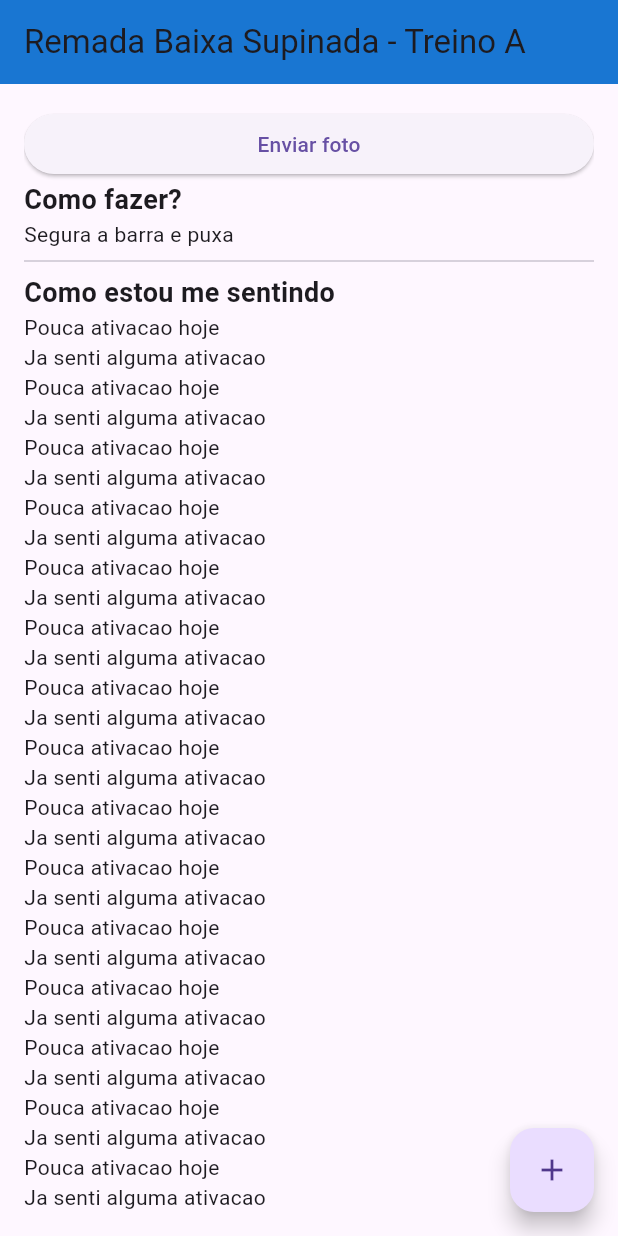
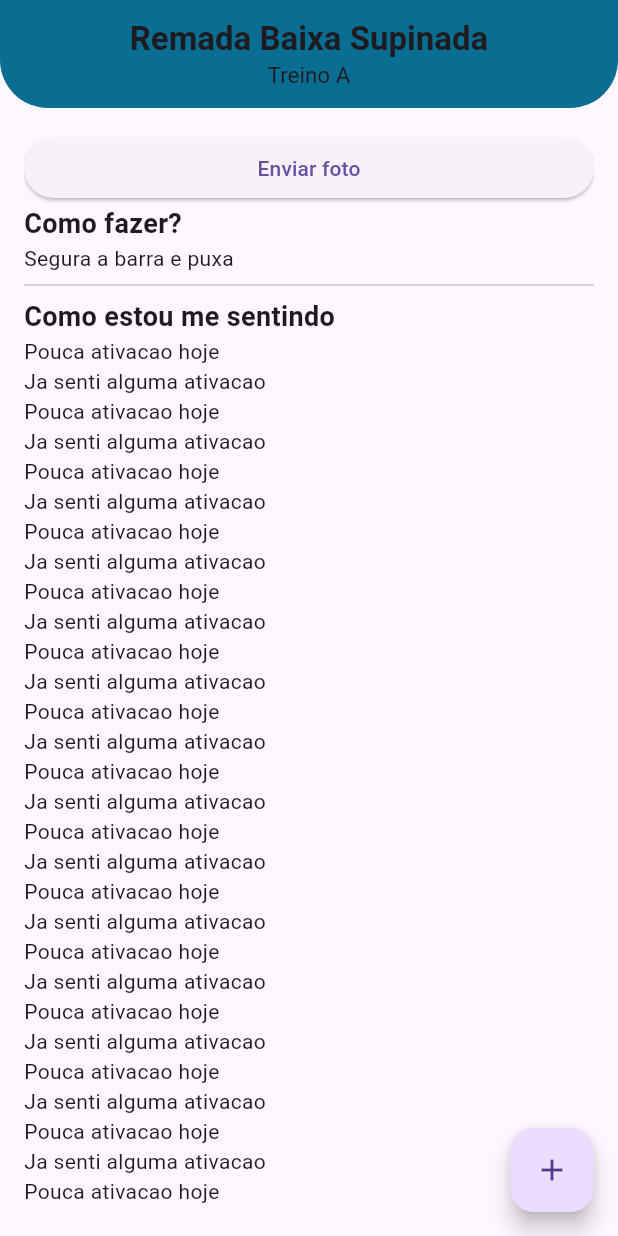
Before and after one commit to Moises-Jorge/gymapp, a Flutter app: the screen it shows after launch, on a phone screen of 412 x 824 dp. Run offline on Flutter 3.47's test engine with Material 3 defaults, Android fonts, the phone set to English and light mode, and no system bars.

Commit message:
Estilizacao da AppBar

```diff
--- a/lib/telas/exercicio_tela.dart
+++ b/lib/telas/exercicio_tela.dart
@@ -334,9 +334,26 @@ class ExercicioTela extends StatelessWidget {
   Widget build(BuildContext context) {
     // Quando queremos criar "TELAS", o ideal eh que se use o widget "Scaffold": widget que facilita a criacao de telas no flutter
     return Scaffold(
+      //backgroundColor: Colors.blue,
       appBar: AppBar(
-        title: Text("${exercicioModelo.nome} - ${exercicioModelo.treino}"),
-        backgroundColor: Colors.blue[700],
+        title: Column(
+          children: [
+            Text(
+              exercicioModelo.nome,
+              style: TextStyle(fontWeight: FontWeight.bold, fontSize: 22),
+            ),
+            Text(exercicioModelo.treino, style: TextStyle(fontSize: 15)),
+          ],
+        ),
+        centerTitle: true,
+        backgroundColor: Color(0xFF0A6D92),
+        elevation: 0, // Propriedade que elimina a sombra
+        toolbarHeight: 72,
+        shape: RoundedRectangleBorder(
+          borderRadius: BorderRadius.vertical(
+            bottom: Radius.circular(32),
+          ), // Usando a propriedade "shappe" para circular apenas a parte de baixo da "AppBar"
+        ),
       ),
       floatingActionButton: FloatingActionButton(
         onPressed: () {
```
